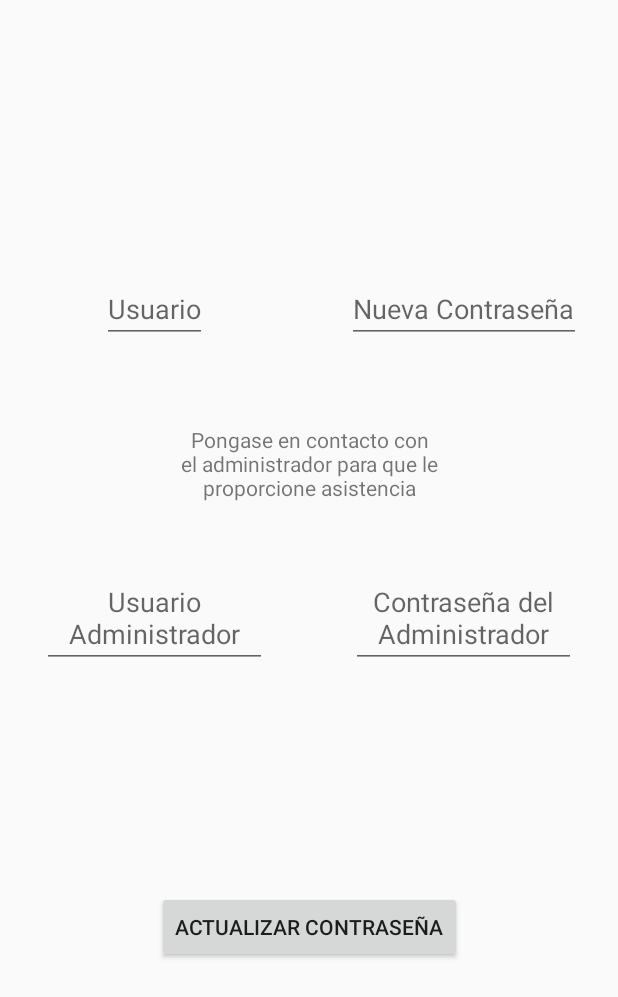
After one commit to ngrimaudo/AppUIcare, an Android app: the ForgottenPassword screen opened through its navigation route, on a phone screen of 412 x 824 dp. The commit adds this screen. Shown: the top 997 px of the screen. Run offline under Robolectric (Android 15) with nearby library versions, the phone set to English and light mode, and no system bars; our stand-ins replace Room's generated code.

Commit message:
queda hacer diseño

```diff
--- a/app/src/main/java/com/utn/apputnerds/fragments/CreateAccountFragment.kt
+++ b/app/src/main/java/com/utn/apputnerds/fragments/CreateAccountFragment.kt
@@ -66,7 +66,7 @@ class CreateAccountFragment : Fragment() {
             val username = doctorDao?.validate(user.text.toString(), password.text.toString())
             if (username == null && (user.text.toString() != null) && (password.text.toString() != null) && (mail.text.toString() != null) && (speciality.text.toString() != null)) {
                 var newDoctor = Doctor(user.text.toString(),password.text.toString(), mail.text.toString(), speciality.text.toString())
-                val u = doctorDao?.insertDoctor(newDoctor)
+                doctorDao?.insertDoctor(newDoctor)
                 Snackbar.make(v,"Creacion exitosa", Snackbar.LENGTH_SHORT).show()
                 user.setText("")
                 password.setText("")
--- /dev/null
+++ b/app/src/main/java/com/utn/apputnerds/fragments/ForgottenPassword.kt
@@ -0,0 +1,89 @@
+package com.utn.apputnerds.fragments
+
+import androidx.lifecycle.ViewModelProvider
+import android.os.Bundle
+import androidx.fragment.app.Fragment
+import android.view.LayoutInflater
+import android.view.View
+import android.view.ViewGroup
+import android.widget.Button
+import android.widget.EditText
+import com.google.android.material.snackbar.Snackbar
+import com.utn.apputnerds.R
+import com.utn.apputnerds.database.appDatabase
+import com.utn.apputnerds.database.doctorDao
+import com.utn.apputnerds.entities.Doctor
+import com.utn.apputnerds.viewmodels.ForgottenPasswordViewModel
+
+class ForgottenPassword : Fragment() {
+
+    companion object {
+        fun newInstance() = ForgottenPassword()
+    }
+
+    private var db: appDatabase? = null
+    private var doctorDao: doctorDao? = null
+
+    private lateinit var viewModel: ForgottenPasswordViewModel
+    private var PREF_NAME = "UICare"
+    lateinit var v: View
+
+    lateinit var password: EditText
+    lateinit var user: EditText
+    lateinit var adminPassword: EditText
+    lateinit var adminUser: EditText
+
+    lateinit var btnUpdatePassword: Button
+
+
+    override fun onCreateView(
+        inflater: LayoutInflater, container: ViewGroup?,
+        savedInstanceState: Bundle?
+    ): View? {
+        v = inflater.inflate(R.layout.forgotten_password_fragment, container, false)
+
+        user = v.findViewById(R.id.txtName)
+        password = v.findViewById(R.id.txtPassword)
+        adminUser = v.findViewById(R.id.txtAdminUser)
+        adminPassword = v.findViewById(R.id.txtAdminPass)
+
+        btnUpdatePassword = v.findViewById(R.id.btnUpdatePassword)
+
+        return v
+    }
+
+    override fun onStart() {
+        super.onStart()
+
+        db = appDatabase.getAppDataBase(v.context)
+        doctorDao = db?.doctorDao()
+
+
+        btnUpdatePassword.setOnClickListener {
+
+
+
+            if ((user.text.toString() != null) && (password.text.toString() != null) && (adminPassword.text.toString() == "Admin") && (adminUser.text.toString() == "Admin") && (doctorDao?.isDoctorAvailable(user.text.toString(), user.text.toString()) == 1)) {
+                var doctor = doctorDao?.loadDoctorByName(user.text.toString())
+                doctor?.password = password.text.toString()
+                doctorDao?.updateDoctor(doctor)
+                Snackbar.make(v,"Actualizacion de Contraseña exitosa", Snackbar.LENGTH_SHORT).show()
+                user.setText("")
+                password.setText("")
+                adminPassword.setText("")
+                adminUser.setText("")
+            }
+            else {
+                Snackbar.make(v,"Actualizacion incorrecta, verifique sus datos", Snackbar.LENGTH_SHORT).show()
+            }
+        }
+
+    }
+
+    override fun onActivityCreated(savedInstanceState: Bundle?) {
+        super.onActivityCreated(savedInstanceState)
+        viewModel = ViewModelProvider(this).get(ForgottenPasswordViewModel::class.java)
+        // TODO: Use the ViewModel
+    }
+
+}
--- a/app/src/main/java/com/utn/apputnerds/fragments/LoginFragment.kt
+++ b/app/src/main/java/com/utn/apputnerds/fragments/LoginFragment.kt
@@ -32,6 +32,7 @@ class LoginFragment : Fragment() {
 
     lateinit var btnLogin: Button
     lateinit var btnCreateAccount: Button
+    lateinit var btnForgetPassword: Button
 
     lateinit var password: EditText
     lateinit var user: EditText
@@ -48,6 +49,7 @@ class LoginFragment : Fragment() {
 
         btnLogin = v.findViewById(R.id.btnCreateDoctor)
         btnCreateAccount = v.findViewById(R.id.btnCreateAccount)
+        btnForgetPassword = v.findViewById(R.id.btnForgetPassword)
 
         return v
     }
@@ -85,6 +87,11 @@ class LoginFragment : Fragment() {
             val action = LoginFragmentDirections.actionLoginFragmentToCreateAccountFragment()
             v.findNavController().navigate(action)
         }
+
+        btnForgetPassword.setOnClickListener {
+            val action = LoginFragmentDirections.actionLoginFragmentToForgottenPassword()
+            v.findNavController().navigate(action)
+        }
     }
 
     override fun onActivityCreated(savedInstanceState: Bundle?) {
--- /dev/null
+++ b/app/src/main/java/com/utn/apputnerds/viewmodels/ForgottenPasswordViewModel.kt
@@ -0,0 +1,7 @@
+package com.utn.apputnerds.viewmodels
+
+import androidx.lifecycle.ViewModel
+
+class ForgottenPasswordViewModel : ViewModel() {
+    // TODO: Implement the ViewModel
+}
--- a/app/src/main/res/layout/activity_splash_screen.xml
+++ b/app/src/main/res/layout/activity_splash_screen.xml
@@ -4,12 +4,16 @@
     xmlns:tools="http://schemas.android.com/tools"
     android:layout_width="match_parent"
     android:layout_height="match_parent"
+    android:background="#050704"
+    android:backgroundTint="#050704"
     tools:context=".activities.SplashScreen">
 
     <ImageView
         android:id="@+id/imgSplash"
-        android:layout_width="wrap_content"
+        android:layout_width="400dp"
         android:layout_height="wrap_content"
+        android:background="#050704"
+        android:backgroundTint="#050704"
         app:layout_constraintBottom_toBottomOf="parent"
         app:layout_constraintEnd_toEndOf="parent"
         app:layout_constraintStart_toStartOf="parent"
--- /dev/null
+++ b/app/src/main/res/layout/forgotten_password_fragment.xml
@@ -0,0 +1,104 @@
+<?xml version="1.0" encoding="utf-8"?>
+<androidx.constraintlayout.widget.ConstraintLayout xmlns:android="http://schemas.android.com/apk/res/android"
+    xmlns:app="http://schemas.android.com/apk/res-auto"
+    xmlns:tools="http://schemas.android.com/tools"
+    android:id="@+id/frameLayout7"
+    android:layout_width="match_parent"
+    android:layout_height="match_parent"
+    tools:context=".fragments.ForgottenPassword">
+
+    <androidx.constraintlayout.widget.Guideline
+        android:id="@+id/guideline2"
+        android:layout_width="wrap_content"
+        android:layout_height="wrap_content"
+        android:orientation="horizontal"
+        app:layout_constraintGuide_percent="0.5" />
+
+    <androidx.constraintlayout.widget.Guideline
+        android:id="@+id/guideline5"
+        android:layout_width="wrap_content"
+        android:layout_height="wrap_content"
+        android:orientation="horizontal"
+        app:layout_constraintGuide_percent="0.75" />
+
+    <androidx.constraintlayout.widget.Guideline
+        android:id="@+id/guideline6"
+        android:layout_width="wrap_content"
+        android:layout_height="wrap_content"
+        android:orientation="horizontal"
+        app:layout_constraintGuide_percent="0.25" />
+
+    <androidx.constraintlayout.widget.Guideline
+        android:id="@+id/guideline7"
+        android:layout_width="wrap_content"
+        android:layout_height="wrap_content"
+        android:orientation="vertical"
+        app:layout_constraintGuide_percent="0.5" />
+
+    <TextView
+        android:id="@+id/txtCallAdmin"
+        android:layout_width="200dp"
+        android:layout_height="wrap_content"
+        android:layout_marginStart="150dp"
+        android:layout_marginEnd="150dp"
+        android:text="Pongase en contacto con el administrador para que le proporcione asistencia"
+        android:textAlignment="center"
+        app:layout_constraintBottom_toTopOf="@+id/guideline5"
+        app:layout_constraintEnd_toEndOf="parent"
+        app:layout_constraintStart_toStartOf="parent"
+        app:layout_constraintTop_toTopOf="parent" />
+
+    <EditText
+        android:id="@+id/txtName"
+        android:layout_width="wrap_content"
+        android:layout_height="wrap_content"
+        android:hint="Usuario"
+        app:layout_constraintBottom_toTopOf="@+id/guideline2"
+        app:layout_constraintEnd_toStartOf="@+id/guideline7"
+        app:layout_constraintStart_toStartOf="parent"
+        app:layout_constraintTop_toTopOf="parent" />
+
+    <EditText
+        android:id="@+id/txtPassword"
+        android:layout_width="wrap_content"
+        android:layout_height="wrap_content"
+        android:hint="Nueva Contraseña"
+        app:layout_constraintBottom_toTopOf="@+id/guideline2"
+        app:layout_constraintEnd_toEndOf="parent"
+        app:layout_constraintHorizontal_bias="0.503"
+        app:layout_constraintStart_toStartOf="@+id/guideline7"
+        app:layout_constraintTop_toTopOf="parent" />
+
+    <EditText
+        android:id="@+id/txtAdminUser"
+        android:layout_width="150dp"
+        android:layout_height="wrap_content"
+        android:hint="Usuario Administrador"
+        android:textAlignment="center"
+        app:layout_constraintBottom_toTopOf="@+id/guideline5"
+        app:layout_constraintEnd_toStartOf="@+id/guideline7"
+        app:layout_constraintStart_toStartOf="parent"
+        app:layout_constraintTop_toTopOf="@+id/guideline6" />
+
+    <EditText
+        android:id="@+id/txtAdminPass"
+        android:layout_width="150dp"
+        android:layout_height="wrap_content"
+        android:hint="Contraseña del Administrador"
+        android:textAlignment="center"
+        app:layout_constraintBottom_toTopOf="@+id/guideline5"
+        app:layout_constraintEnd_toEndOf="parent"
+        app:layout_constraintStart_toStartOf="@+id/guideline7"
+        app:layout_constraintTop_toTopOf="@+id/guideline6" />
+
+    <Button
+        android:id="@+id/btnUpdatePassword"
+        android:layout_width="wrap_content"
+        android:layout_height="wrap_content"
+        android:text="Actualizar Contraseña"
+        app:layout_constraintBottom_toBottomOf="parent"
+        app:layout_constraintEnd_toEndOf="parent"
+        app:layout_constraintStart_toStartOf="parent"
+        app:layout_constraintTop_toTopOf="@+id/guideline2" />
+
+</androidx.constraintlayout.widget.ConstraintLayout>
--- a/app/src/main/res/navigation/loginnavgraph.xml
+++ b/app/src/main/res/navigation/loginnavgraph.xml
@@ -16,6 +16,9 @@
         <action
             android:id="@+id/action_loginFragment_to_createAccountFragment"
             app:destination="@id/createAccountFragment" />
+        <action
+            android:id="@+id/action_loginFragment_to_forgottenPassword"
+            app:destination="@id/forgottenPassword" />
     </fragment>
     <activity
         android:id="@+id/navBarActivity"
@@ -27,4 +30,9 @@
         android:name="com.utn.apputnerds.fragments.CreateAccountFragment"
         android:label="create_account_fragment"
         tools:layout="@layout/create_account_fragment" />
+    <fragment
+        android:id="@+id/forgottenPassword"
+        android:name="com.utn.apputnerds.fragments.ForgottenPassword"
+        android:label="forgotten_password_fragment"
+        tools:layout="@layout/forgotten_password_fragment" />
 </navigation>
--- a/app/src/main/res/values/colors.xml
+++ b/app/src/main/res/values/colors.xml
@@ -7,4 +7,6 @@
     <color name="teal_700">#FF018786</color>
     <color name="black">#FF000000</color>
     <color name="white">#FFFFFFFF</color>
+
+
 </resources>
--- a/app/src/main/res/values/strings.xml
+++ b/app/src/main/res/values/strings.xml
@@ -3,6 +3,11 @@
 
 
     <string name="title_activity_settings">Settings</string>
+
+    <!-- Dark Mode -->
+    <string name="theme">Tema</string>
+    <string name="dark_mode_setter">Modo Oscuro</string>
+
 
     <!-- Preference Titles -->
     <string name="messages_header">Messages</string>
--- a/app/src/main/res/values/styles.xml
+++ b/app/src/main/res/values/styles.xml
@@ -1,7 +1,7 @@
 <?xml version="1.0" encoding="utf-8"?>
 <resources>
 
-    <style name="AppTheme" parent="Theme.AppCompat.Light.NoActionBar">
+    <style name="AppTheme" parent="Theme.AppCompat.DayNight.NoActionBar">
         <!-- Customize your theme here. -->
         <item name="colorPrimary">@color/design_default_color_primary</item>
         <item name="colorPrimaryDark">@color/design_default_color_primary_dark</item>
```
Also changed, not shown: app/src/main/java/com/utn/apputnerds/activities/SettingsActivity.kt (+19 -0 lines), app/src/main/res/values/attrs.xml (added, +8 -0 lines), app/src/main/res/xml/root_preferences.xml (+6 -30 lines).
